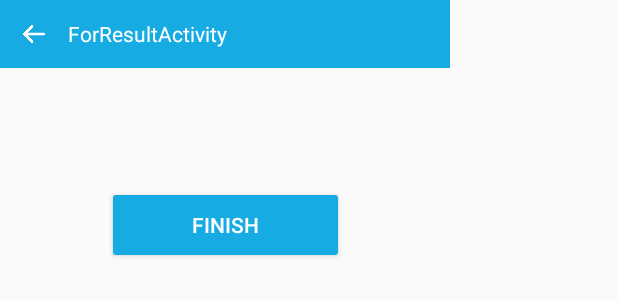
After one commit to 18518373576/androidDevelopHelper, an Android app: the layout activity_start_for_result.xml on its own in the app's theme, with its tools: preview values and no code run, on a phone screen of 412 x 824 dp. The commit adds this screen. Shown: the top 300 px of the screen. Run offline under Robolectric (Android 15) with nearby library versions, the phone set to English and light mode, and no system bars.

Commit message:
开启带回调的activity

```diff
--- a/DeveloperHelper/developerandroidx/src/main/AndroidManifest.xml
+++ b/DeveloperHelper/developerandroidx/src/main/AndroidManifest.xml
@@ -13,6 +13,9 @@
         android:roundIcon="@mipmap/ic_launcher_round"
         android:supportsRtl="true"
         android:theme="@style/AppTheme">
+        <activity
+            android:name=".ui.android.activity.activityforResult.ForResultActivity"
+            android:theme="@style/DialogActivityTheme" />
         <activity
             android:name=".ui.android.activity.actionIntent.ActionIntentActivity"
             android:theme="@style/DialogActivityTheme">
--- /dev/null
+++ b/DeveloperHelper/developerandroidx/src/main/res/layout/activity_start_for_result.xml
@@ -0,0 +1,39 @@
+<?xml version="1.0" encoding="utf-8"?>
+<androidx.constraintlayout.widget.ConstraintLayout xmlns:android="http://schemas.android.com/apk/res/android"
+    xmlns:app="http://schemas.android.com/apk/res-auto"
+    xmlns:tools="http://schemas.android.com/tools"
+    android:layout_width="@dimen/dp300"
+    android:layout_height="@dimen/dp300"
+    tools:context=".ui.android.activity.launchMode.StandardActivity">
+
+    <TextView
+        android:id="@+id/tv_title"
+        android:layout_width="@dimen/dp300"
+        android:layout_height="@dimen/dp45"
+        android:background="@color/colorMain"
+        android:gravity="center_vertical"
+        android:paddingLeft="@dimen/dp45"
+        android:text="ForResultActivity"
+        android:textColor="@color/white"
+        app:layout_constraintLeft_toLeftOf="parent"
+        app:layout_constraintTop_toTopOf="parent" />
+
+    <ImageView
+        android:id="@+id/iv_back"
+        android:layout_width="@dimen/dp45"
+        android:layout_height="@dimen/dp45"
+        android:padding="@dimen/dp15"
+        android:src="@mipmap/icon_back"
+        app:layout_constraintLeft_toLeftOf="parent"
+        app:layout_constraintTop_toTopOf="parent"></ImageView>
+
+    <Button
+        android:id="@+id/btn_finish"
+        style="@style/ComonButtonStyle"
+        android:layout_width="@dimen/dp150"
+        android:text="FINISH"
+        app:layout_constraintBottom_toBottomOf="parent"
+        app:layout_constraintEnd_toEndOf="parent"
+        app:layout_constraintStart_toStartOf="parent"
+        app:layout_constraintTop_toTopOf="parent" />
+</androidx.constraintlayout.widget.ConstraintLayout>
```
Also changed, not shown: DeveloperHelper/developerandroidx/src/main/java/com/example/developerandroidx/ui/android/activity/ActivityAnalysisActivity.java (+9 -1 lines), DeveloperHelper/developerandroidx/src/main/java/com/example/developerandroidx/ui/android/activity/activityforResult/ForResultActivity.java (added, +36 -0 lines).
